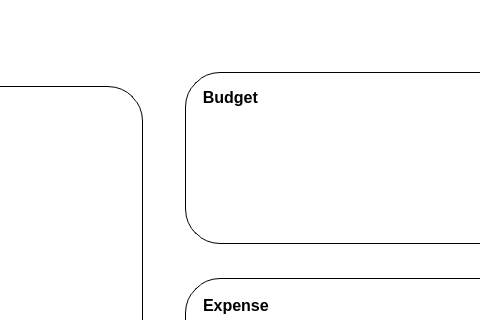
This is moneyapp/ui/raw/Mono.ui in nemo984/money-app as Qt 5 draws it before an edit; both pictures show x 643 to 1123 and y 0 to 320 of the 1280 by 720 pixel window. The edited form follows.
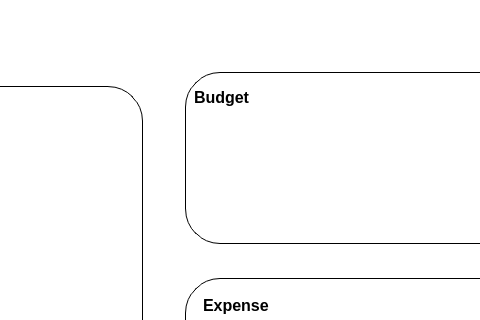
This is the edited form. Icons and pictures are not drawn.

```diff
--- a/moneyapp/ui/raw/Mono.ui
+++ b/moneyapp/ui/raw/Mono.ui
@@ -874,7 +874,7 @@
                       </font>
                      </property>
                      <property name="text">
-                      <string>  Budget</string>
+                      <string>Budget</string>
                      </property>
                     </widget>
                    </item>
```
Left out of the diff: 26 changed lines with no effect on the pictures.
